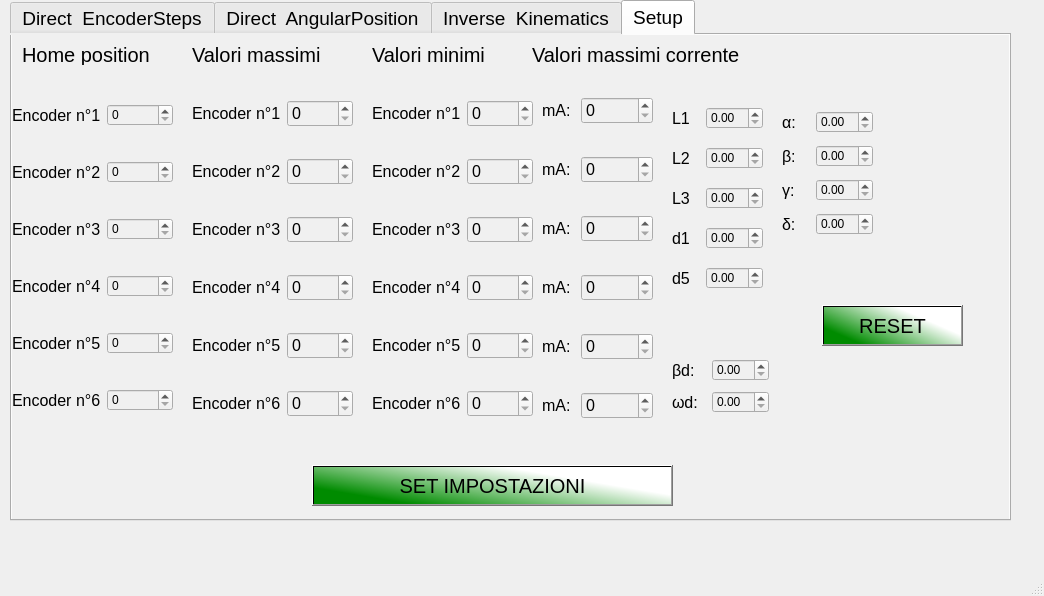
Alfystar/Scorbot-CA, file 4_userInterface/ScorbotUI_2/userInterface/uiClass/qt_Source/UiClass.ui: the form before one commit.
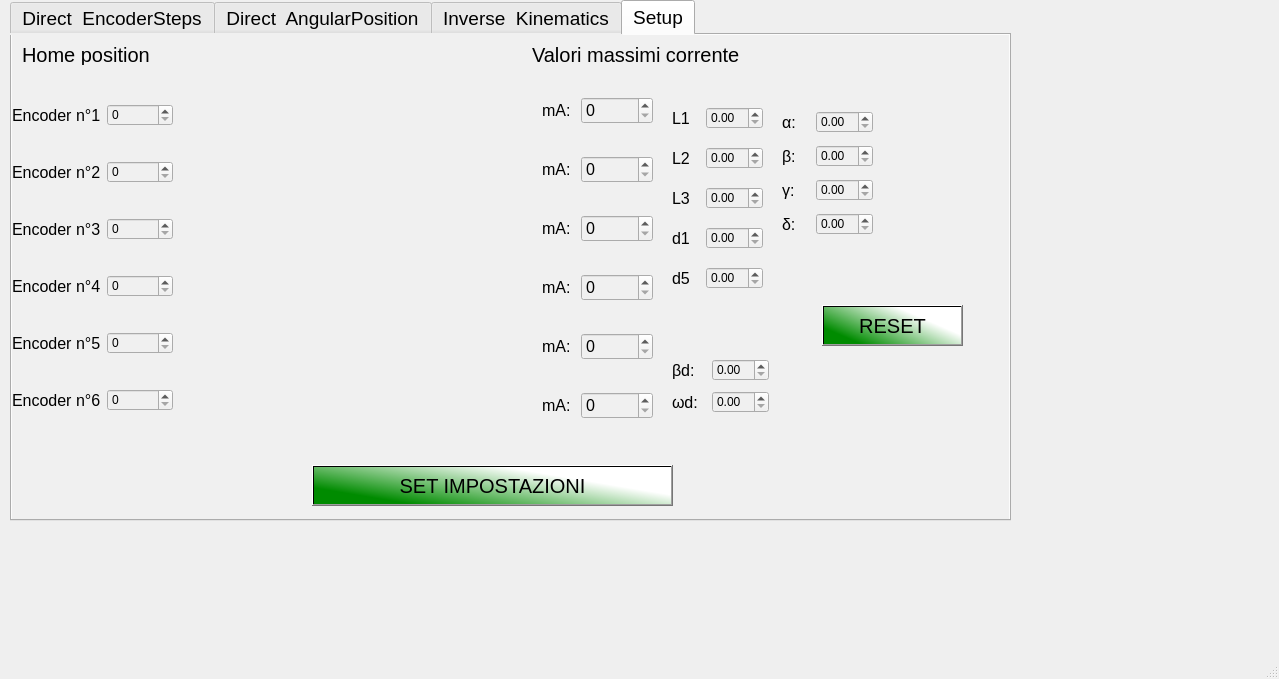
The form after the commit. The open tabs and pages were chosen to show the change. Icons and pictures are not drawn.

The edit to the form file:
```diff
--- a/4_userInterface/ScorbotUI_2/userInterface/uiClass/qt_Source/UiClass.ui
+++ b/4_userInterface/ScorbotUI_2/userInterface/uiClass/qt_Source/UiClass.ui
@@ -9,8 +9,8 @@
    <rect>
     <x>0</x>
     <y>0</y>
-    <width>1044</width>
-    <height>596</height>
+    <width>1279</width>
+    <height>679</height>
    </rect>
   </property>
   <property name="windowTitle">
@@ -2596,366 +2596,6 @@
        </item>
       </layout>
      </widget>
-     <widget class="QWidget" name="layoutWidget_3">
-      <property name="geometry">
-       <rect>
-        <x>360</x>
-        <y>40</y>
-        <width>161</width>
-        <height>371</height>
-       </rect>
-      </property>
-      <layout class="QVBoxLayout" name="verticalLayout_5">
-       <item>
-        <layout class="QHBoxLayout" name="horizontalLayout_61">
-         <item>
-          <widget class="QLabel" name="minEn1">
-           <property name="font">
-            <font>
-             <pointsize>12</pointsize>
-            </font>
-           </property>
-           <property name="text">
-            <string>Encoder n°1</string>
-           </property>
-          </widget>
-         </item>
-         <item>
-          <widget class="QSpinBox" name="minEn1Val">
-           <property name="font">
-            <font>
-             <pointsize>12</pointsize>
-            </font>
-           </property>
-          </widget>
-         </item>
-        </layout>
-       </item>
-       <item>
-        <layout class="QHBoxLayout" name="horizontalLayout_62">
-         <item>
-          <widget class="QLabel" name="minEn2">
-           <property name="font">
-            <font>
-             <pointsize>12</pointsize>
-            </font>
-           </property>
-           <property name="text">
-            <string>Encoder n°2</string>
-           </property>
-          </widget>
-         </item>
-         <item>
-          <widget class="QSpinBox" name="minEn2Val">
-           <property name="font">
-            <font>
-             <pointsize>12</pointsize>
-            </font>
-           </property>
-          </widget>
-         </item>
-        </layout>
-       </item>
-       <item>
-        <layout class="QHBoxLayout" name="horizontalLayout_63">
-         <item>
-          <widget class="QLabel" name="minEn3">
-           <property name="font">
-            <font>
-             <pointsize>12</pointsize>
-            </font>
-           </property>
-           <property name="text">
-            <string>Encoder n°3</string>
-           </property>
-          </widget>
-         </item>
-         <item>
-          <widget class="QSpinBox" name="minEn3Val">
-           <property name="font">
-            <font>
-             <pointsize>12</pointsize>
-            </font>
-           </property>
-          </widget>
-         </item>
-        </layout>
-       </item>
-       <item>
-        <layout class="QHBoxLayout" name="horizontalLayout_64">
-         <item>
-          <widget class="QLabel" name="minEn4">
-           <property name="font">
-            <font>
-             <pointsize>12</pointsize>
-            </font>
-           </property>
-           <property name="text">
-            <string>Encoder n°4</string>
-           </property>
-          </widget>
-         </item>
-         <item>
-          <widget class="QSpinBox" name="minEn4Val">
-           <property name="font">
-            <font>
-             <pointsize>12</pointsize>
-            </font>
-           </property>
-          </widget>
-         </item>
-        </layout>
-       </item>
-       <item>
-        <layout class="QHBoxLayout" name="horizontalLayout_65">
-         <item>
-          <widget class="QLabel" name="minEn5">
-           <property name="font">
-            <font>
-             <pointsize>12</pointsize>
-            </font>
-           </property>
-           <property name="text">
-            <string>Encoder n°5</string>
-           </property>
-          </widget>
-         </item>
-         <item>
-          <widget class="QSpinBox" name="minEn5Val">
-           <property name="font">
-            <font>
-             <pointsize>12</pointsize>
-            </font>
-           </property>
-          </widget>
-         </item>
-        </layout>
-       </item>
-       <item>
-        <layout class="QHBoxLayout" name="horizontalLayout_66">
-         <item>
-          <widget class="QLabel" name="minEn6">
-           <property name="font">
-            <font>
-             <pointsize>12</pointsize>
-            </font>
-           </property>
-           <property name="text">
-            <string>Encoder n°6</string>
-           </property>
-          </widget>
-         </item>
-         <item>
-          <widget class="QSpinBox" name="minEn6Val">
-           <property name="font">
-            <font>
-             <pointsize>12</pointsize>
-            </font>
-           </property>
-          </widget>
-         </item>
-        </layout>
-       </item>
-      </layout>
-     </widget>
-     <widget class="QLabel" name="valMaxScr">
-      <property name="geometry">
-       <rect>
-        <x>180</x>
-        <y>10</y>
-        <width>141</width>
-        <height>20</height>
-       </rect>
-      </property>
-      <property name="font">
-       <font>
-        <pointsize>15</pointsize>
-       </font>
-      </property>
-      <property name="text">
-       <string>Valori massimi</string>
-      </property>
-     </widget>
-     <widget class="QLabel" name="valMinScr">
-      <property name="geometry">
-       <rect>
-        <x>360</x>
-        <y>10</y>
-        <width>131</width>
-        <height>20</height>
-       </rect>
-      </property>
-      <property name="font">
-       <font>
-        <pointsize>15</pointsize>
-       </font>
-      </property>
-      <property name="text">
-       <string>Valori minimi</string>
-      </property>
-     </widget>
-     <widget class="QWidget" name="layoutWidget">
-      <property name="geometry">
-       <rect>
-        <x>180</x>
-        <y>40</y>
-        <width>161</width>
-        <height>371</height>
-       </rect>
-      </property>
-      <layout class="QVBoxLayout" name="verticalLayout_4">
-       <item>
-        <layout class="QHBoxLayout" name="horizontalLayout_55">
-         <item>
-          <widget class="QLabel" name="maxEn1">
-           <property name="font">
-            <font>
-             <pointsize>12</pointsize>
-            </font>
-           </property>
-           <property name="text">
-            <string>Encoder n°1</string>
-           </property>
-          </widget>
-         </item>
-         <item>
-          <widget class="QSpinBox" name="maxEn1Val">
-           <property name="font">
-            <font>
-             <pointsize>12</pointsize>
-            </font>
-           </property>
-          </widget>
-         </item>
-        </layout>
-       </item>
-       <item>
-        <layout class="QHBoxLayout" name="horizontalLayout_56">
-         <item>
-          <widget class="QLabel" name="maxEn2">
-           <property name="font">
-            <font>
-             <pointsize>12</pointsize>
-            </font>
-           </property>
-           <property name="text">
-            <string>Encoder n°2</string>
-           </property>
-          </widget>
-         </item>
-         <item>
-          <widget class="QSpinBox" name="maxEn2Val">
-           <property name="font">
-            <font>
-             <pointsize>12</pointsize>
-            </font>
-           </property>
-          </widget>
-         </item>
-        </layout>
-       </item>
-       <item>
-        <layout class="QHBoxLayout" name="horizontalLayout_57">
-         <item>
-          <widget class="QLabel" name="maxEn3">
-           <property name="font">
-            <font>
-             <pointsize>12</pointsize>
-            </font>
-           </property>
-           <property name="text">
-            <string>Encoder n°3</string>
-           </property>
-          </widget>
-         </item>
-         <item>
-          <widget class="QSpinBox" name="maxEn3Val">
-           <property name="font">
-            <font>
-             <pointsize>12</pointsize>
-            </font>
-           </property>
-          </widget>
-         </item>
-        </layout>
-       </item>
-       <item>
-        <layout class="QHBoxLayout" name="horizontalLayout_58">
-         <item>
-          <widget class="QLabel" name="maxEn4">
-           <property name="font">
-            <font>
-             <pointsize>12</pointsize>
-            </font>
-           </property>
-           <property name="text">
-            <string>Encoder n°4</string>
-           </property>
-          </widget>
-         </item>
-         <item>
-          <widget class="QSpinBox" name="maxEn4Val">
-           <property name="font">
-            <font>
-             <pointsize>12</pointsize>
-            </font>
-           </property>
-          </widget>
-         </item>
-        </layout>
-       </item>
-       <item>
-        <layout class="QHBoxLayout" name="horizontalLayout_59">
-         <item>
-          <widget class="QLabel" name="maxEn5">
-           <property name="font">
-            <font>
-             <pointsize>12</pointsize>
-            </font>
-           </property>
-           <property name="text">
-            <string>Encoder n°5</string>
-           </property>
-          </widget>
-         </item>
-         <item>
-          <widget class="QSpinBox" name="maxEn5Val">
-           <property name="font">
-            <font>
-             <pointsize>12</pointsize>
-            </font>
-           </property>
-          </widget>
-         </item>
-        </layout>
-       </item>
-       <item>
-        <layout class="QHBoxLayout" name="horizontalLayout_60">
-         <item>
-          <widget class="QLabel" name="maxEn6">
-           <property name="font">
-            <font>
-             <pointsize>12</pointsize>
-            </font>
-           </property>
-           <property name="text">
-            <string>Encoder n°6</string>
-           </property>
-          </widget>
-         </item>
-         <item>
-          <widget class="QSpinBox" name="maxEn6Val">
-           <property name="font">
-            <font>
-             <pointsize>12</pointsize>
-            </font>
-           </property>
-          </widget>
-         </item>
-        </layout>
-       </item>
-      </layout>
-     </widget>
      <widget class="QWidget" name="layoutWidget_6">
       <property name="geometry">
        <rect>
@@ -3531,8 +3171,8 @@
    <widget class="QLabel" name="image">
     <property name="geometry">
      <rect>
-      <x>880</x>
-      <y>0</y>
+      <x>1110</x>
+      <y>30</y>
       <width>141</width>
       <height>141</height>
      </rect>
```
Left out of the diff: 18 changed lines with no effect on the pictures.
